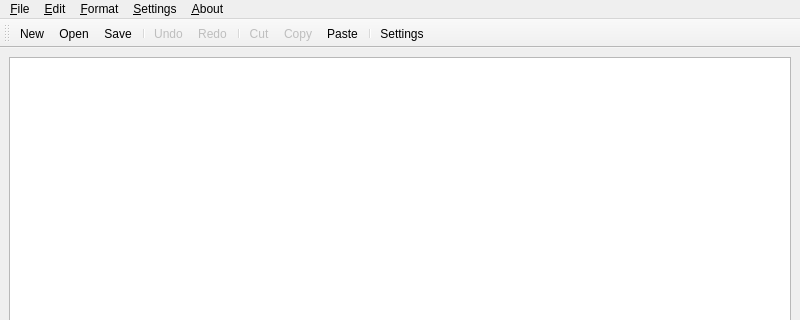
Before: the Qt Designer form mainwindow.ui in Gricana/SimpleTextEditor, drawn with Qt 5; both pictures show x 0 to 800 and y 0 to 320 of the 800 by 485 pixel window.
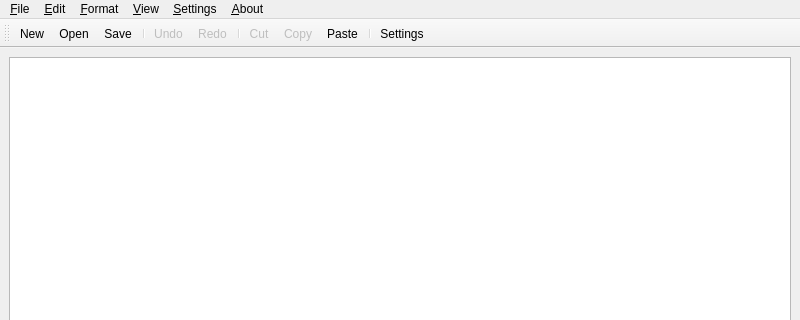
After: the same form once the commit is applied. Icons and pictures are not drawn.

Commit message: added menu for zooming text

What changed in the file:
```diff
--- a/mainwindow.ui
+++ b/mainwindow.ui
@@ -43,7 +43,7 @@
      <x>0</x>
      <y>0</y>
      <width>800</width>
-     <height>20</height>
+     <height>21</height>
     </rect>
    </property>
    <widget class="QMenu" name="menu_File">
@@ -102,9 +102,18 @@
     <addaction name="action_Font"/>
     <addaction name="menu_Color"/>
    </widget>
+   <widget class="QMenu" name="menu_View">
+    <property name="title">
+     <string>&amp;View</string>
+    </property>
+    <addaction name="action_Zoom_in"/>
+    <addaction name="action_Zoom_out"/>
+    <addaction name="action_Default_zoom"/>
+   </widget>
    <addaction name="menu_File"/>
    <addaction name="menu_Edit"/>
    <addaction name="menu_Format"/>
+   <addaction name="menu_View"/>
    <addaction name="Settings"/>
    <addaction name="menu_About"/>
   </widget>
```
Left out of the diff: 33 changed lines with no effect on the pictures.
